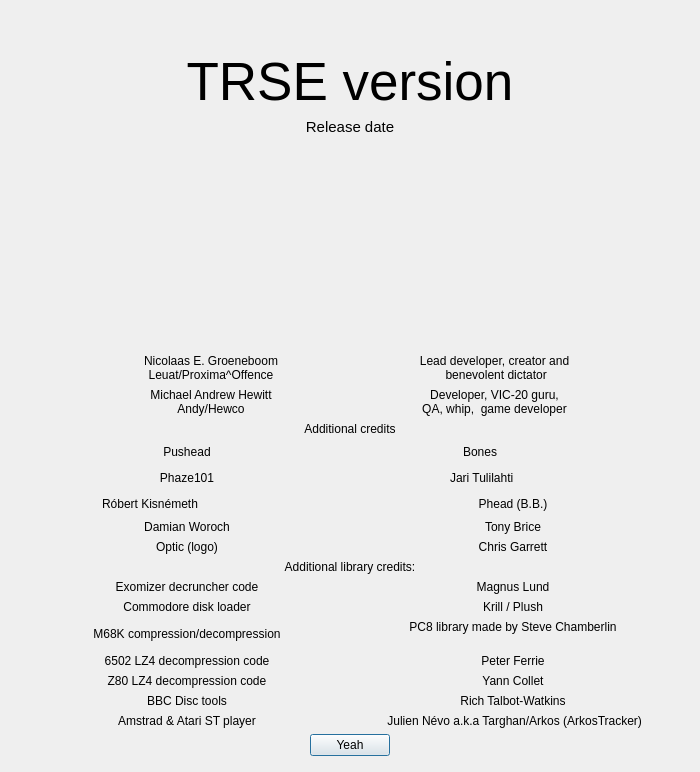
This is source/dialogabout.ui in leuat/TRSE as Qt 5 draws it before an edit. The edited form follows.
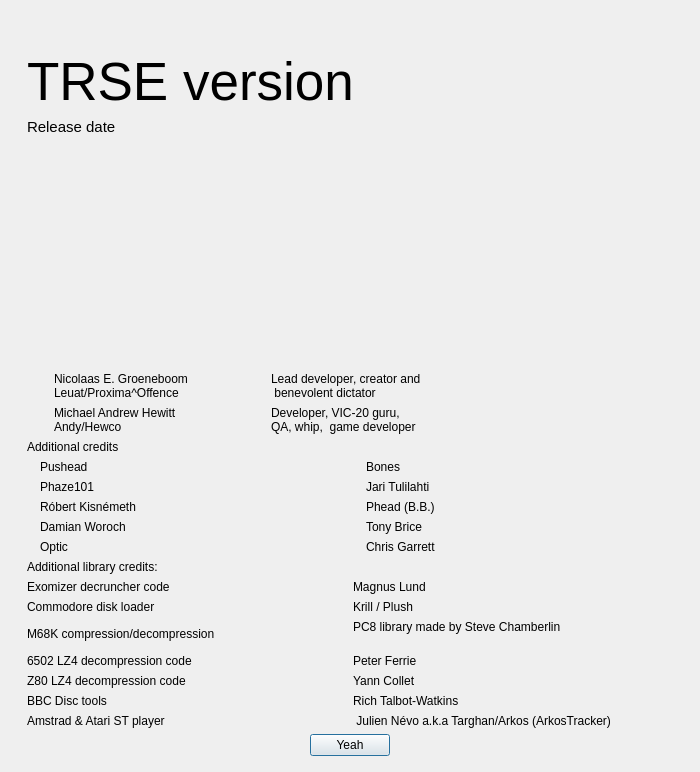
This is the edited form. Icons and pictures are not drawn.

What changed in the file:
```diff
--- a/source/dialogabout.ui
+++ b/source/dialogabout.ui
@@ -76,7 +76,7 @@
         <enum>Qt::AutoText</enum>
        </property>
        <property name="alignment">
-        <set>Qt::AlignCenter</set>
+        <set>Qt::AlignLeading|Qt::AlignLeft|Qt::AlignVCenter</set>
        </property>
       </widget>
      </item>
@@ -91,24 +91,37 @@
         <string>Release date</string>
        </property>
        <property name="alignment">
-        <set>Qt::AlignCenter</set>
+        <set>Qt::AlignLeading|Qt::AlignLeft|Qt::AlignVCenter</set>
        </property>
       </widget>
      </item>
      <item>
-      <layout class="QGridLayout" name="gridLayout" rowstretch="1,0,0" columnstretch="1,1,5,9">
-       <item row="1" column="3">
+      <layout class="QGridLayout" name="gridLayout" rowstretch="1,0,0" columnstretch="1,10,19">
+       <item row="1" column="0">
+        <widget class="QLabel" name="label">
+         <property name="text">
+          <string/>
+         </property>
+         <property name="pixmap">
+          <pixmap resource="../resources.qrc">:/resources/images/portraits/leuat2.png</pixmap>
+         </property>
+         <property name="scaledContents">
+          <bool>false</bool>
+         </property>
+        </widget>
+       </item>
+       <item row="1" column="2">
         <widget class="QLabel" name="label_2">
          <property name="text">
           <string>Lead developer, creator and
  benevolent dictator</string>
          </property>
          <property name="alignment">
-          <set>Qt::AlignCenter</set>
+          <set>Qt::AlignLeading|Qt::AlignLeft|Qt::AlignVCenter</set>
          </property>
         </widget>
        </item>
-       <item row="1" column="2">
+       <item row="1" column="1">
         <layout class="QHBoxLayout" name="horizontalLayout_4">
          <item>
           <widget class="QLabel" name="label_4">
@@ -117,7 +130,7 @@
 Leuat/Proxima^Offence</string>
            </property>
            <property name="alignment">
-            <set>Qt::AlignCenter</set>
+            <set>Qt::AlignLeading|Qt::AlignLeft|Qt::AlignVCenter</set>
            </property>
            <property name="wordWrap">
             <bool>false</bool>
@@ -126,7 +139,7 @@
          </item>
         </layout>
        </item>
-       <item row="2" column="1">
+       <item row="2" column="0">
         <widget class="QLabel" name="label_5">
          <property name="text">
           <string/>
@@ -139,7 +152,7 @@
          </property>
         </widget>
        </item>
-       <item row="2" column="2">
+       <item row="2" column="1">
         <layout class="QHBoxLayout" name="horizontalLayout_5">
          <item>
           <widget class="QLabel" name="label_7">
@@ -148,7 +161,7 @@
 Andy/Hewco</string>
            </property>
            <property name="alignment">
-            <set>Qt::AlignCenter</set>
+            <set>Qt::AlignLeading|Qt::AlignLeft|Qt::AlignVCenter</set>
            </property>
            <property name="wordWrap">
             <bool>false</bool>
@@ -157,43 +170,17 @@
          </item>
         </layout>
        </item>
-       <item row="1" column="1">
-        <widget class="QLabel" name="label">
-         <property name="text">
-          <string/>
-         </property>
-         <property name="pixmap">
-          <pixmap resource="../resources.qrc">:/resources/images/portraits/leuat2.png</pixmap>
-         </property>
-         <property name="scaledContents">
-          <bool>false</bool>
-         </property>
-        </widget>
-       </item>
-       <item row="2" column="3">
+       <item row="2" column="2">
         <widget class="QLabel" name="label_10">
          <property name="text">
           <string>Developer, VIC-20 guru,
 QA, whip,  game developer</string>
          </property>
          <property name="alignment">
-          <set>Qt::AlignCenter</set>
+          <set>Qt::AlignLeading|Qt::AlignLeft|Qt::AlignVCenter</set>
          </property>
         </widget>
        </item>
-       <item row="1" column="0">
-        <spacer name="horizontalSpacer">
-         <property name="orientation">
-          <enum>Qt::Horizontal</enum>
-         </property>
-         <property name="sizeHint" stdset="0">
-          <size>
-           <width>40</width>
-           <height>20</height>
-          </size>
-         </property>
-        </spacer>
-       </item>
       </layout>
      </item>
      <item>
@@ -202,27 +189,14 @@
         <string>Additional credits</string>
        </property>
        <property name="alignment">
-        <set>Qt::AlignCenter</set>
+        <set>Qt::AlignLeading|Qt::AlignLeft|Qt::AlignVCenter</set>
        </property>
       </widget>
      </item>
      <item>
       <layout class="QGridLayout" name="gridLayout_2" columnstretch="1,1">
-       <item row="3" column="0">
-        <layout class="QHBoxLayout" name="horizontalLayout_7" stretch="0,1,100">
-         <item>
-          <spacer name="horizontalSpacer_3">
-           <property name="orientation">
-            <enum>Qt::Horizontal</enum>
-           </property>
-           <property name="sizeHint" stdset="0">
-            <size>
-             <width>62</width>
-             <height>20</height>
-            </size>
-           </property>
-          </spacer>
-         </item>
+       <item row="4" column="0">
+        <layout class="QHBoxLayout" name="horizontalLayout_7" stretch="1,100">
          <item>
           <widget class="QLabel" name="label_8">
            <property name="text">
@@ -248,81 +222,116 @@
          </item>
         </layout>
        </item>
-       <item row="6" column="1">
-        <widget class="QLabel" name="lblDate_8">
-         <property name="text">
-          <string>Tony Brice</string>
-         </property>
-         <property name="alignment">
-          <set>Qt::AlignCenter</set>
-         </property>
-        </widget>
+       <item row="1" column="0">
+        <layout class="QHBoxLayout" name="horizontalLayout_11" stretch="1,100">
+         <item>
+          <widget class="QLabel" name="label_27">
+           <property name="text">
+            <string/>
+           </property>
+           <property name="pixmap">
+            <pixmap resource="../resources.qrc">:/resources/images/portraits/nina_small.png</pixmap>
+           </property>
+           <property name="scaledContents">
+            <bool>false</bool>
+           </property>
+          </widget>
+         </item>
+         <item>
+          <widget class="QLabel" name="lblDate_16">
+           <property name="text">
+            <string>Pushead</string>
+           </property>
+           <property name="alignment">
+            <set>Qt::AlignLeading|Qt::AlignLeft|Qt::AlignVCenter</set>
+           </property>
+          </widget>
+         </item>
+        </layout>
        </item>
-       <item row="6" column="0">
-        <widget class="QLabel" name="lblDate_4">
-         <property name="text">
-          <string>Damian Woroch</string>
-         </property>
-         <property name="alignment">
-          <set>Qt::AlignCenter</set>
-         </property>
-        </widget>
+       <item row="1" column="1">
+        <layout class="QHBoxLayout" name="horizontalLayout_8" stretch="1,100">
+         <item>
+          <widget class="QLabel" name="label_9">
+           <property name="text">
+            <string/>
+           </property>
+           <property name="pixmap">
+            <pixmap resource="../resources.qrc">:/resources/images/portraits/robot_small.png</pixmap>
+           </property>
+           <property name="scaledContents">
+            <bool>false</bool>
+           </property>
+          </widget>
+         </item>
+         <item>
+          <widget class="QLabel" name="lblDate_9">
+           <property name="text">
+            <string>Bones</string>
+           </property>
+           <property name="alignment">
+            <set>Qt::AlignLeading|Qt::AlignLeft|Qt::AlignVCenter</set>
+           </property>
+          </widget>
+         </item>
+        </layout>
        </item>
-       <item row="2" column="0">
-        <widget class="QLabel" name="lblDate_5">
-         <property name="text">
-          <string>Phaze101</string>
-         </property>
-         <property name="alignment">
-          <set>Qt::AlignCenter</set>
-         </property>
-        </widget>
+       <item row="3" column="0">
+        <layout class="QHBoxLayout" name="horizontalLayout_12" stretch="1,100">
+         <item>
+          <widget class="QLabel" name="label_28">
+           <property name="text">
+            <string/>
+           </property>
+           <property name="pixmap">
+            <pixmap resource="../resources.qrc">:/resources/images/portraits/nina_small.png</pixmap>
+           </property>
+           <property name="scaledContents">
+            <bool>false</bool>
+           </property>
+          </widget>
+         </item>
+         <item>
+          <widget class="QLabel" name="lblDate_17">
+           <property name="text">
+            <string>Phaze101</string>
+           </property>
+           <property name="alignment">
+            <set>Qt::AlignLeading|Qt::AlignLeft|Qt::AlignVCenter</set>
+           </property>
+          </widget>
+         </item>
+        </layout>
        </item>
        <item row="7" column="0">
-        <widget class="QLabel" name="lblDate_11">
-         <property name="text">
-          <string>Optic (logo)</string>
-         </property>
-         <property name="alignment">
-          <set>Qt::AlignCenter</set>
-         </property>
-        </widget>
-       </item>
-       <item row="7" column="1">
-        <widget class="QLabel" name="lblDate_12">
-         <property name="text">
-          <string>Chris Garrett</string>
-         </property>
-         <property name="alignment">
-          <set>Qt::AlignCenter</set>
-         </property>
-        </widget>
-       </item>
-       <item row="0" column="0">
-        <widget class="QLabel" name="lblDate_3">
-         <property name="text">
-          <string>Pushead</string>
-         </property>
-         <property name="alignment">
-          <set>Qt::AlignCenter</set>
-         </property>
-        </widget>
-       </item>
-       <item row="2" column="1">
-        <layout class="QHBoxLayout" name="horizontalLayout_6" stretch="0,1,100">
+        <layout class="QHBoxLayout" name="horizontalLayout_16" stretch="1,100">
          <item>
-          <spacer name="horizontalSpacer_2">
-           <property name="orientation">
-            <enum>Qt::Horizontal</enum>
+          <widget class="QLabel" name="label_32">
+           <property name="text">
+            <string/>
            </property>
-           <property name="sizeHint" stdset="0">
-            <size>
-             <width>84</width>
-             <height>20</height>
-            </size>
+           <property name="pixmap">
+            <pixmap resource="../resources.qrc">:/resources/images/portraits/nina_small.png</pixmap>
            </property>
-          </spacer>
+           <property name="scaledContents">
+            <bool>false</bool>
+           </property>
+          </widget>
          </item>
+         <item>
+          <widget class="QLabel" name="lblDate_21">
+           <property name="text">
+            <string>Damian Woroch</string>
+           </property>
+           <property name="alignment">
+            <set>Qt::AlignLeading|Qt::AlignLeft|Qt::AlignVCenter</set>
+           </property>
+          </widget>
+         </item>
+        </layout>
+       </item>
+       <item row="3" column="1">
+        <layout class="QHBoxLayout" name="horizontalLayout_6" stretch="1,100">
          <item>
           <widget class="QLabel" name="label_6">
            <property name="text">
@@ -348,34 +357,65 @@
          </item>
         </layout>
        </item>
-       <item row="3" column="1">
-        <widget class="QLabel" name="lblDate_10">
-         <property name="text">
-          <string>Phead (B.B.)</string>
-         </property>
-         <property name="alignment">
-          <set>Qt::AlignCenter</set>
-         </property>
-        </widget>
+       <item row="4" column="1">
+        <layout class="QHBoxLayout" name="horizontalLayout_17" stretch="1,100">
+         <item>
+          <widget class="QLabel" name="label_33">
+           <property name="text">
+            <string/>
+           </property>
+           <property name="pixmap">
+            <pixmap resource="../resources.qrc">:/resources/images/portraits/nina_small.png</pixmap>
+           </property>
+           <property name="scaledContents">
+            <bool>false</bool>
+           </property>
+          </widget>
+         </item>
+         <item>
+          <widget class="QLabel" name="lblDate_22">
+           <property name="text">
+            <string>Phead (B.B.)</string>
+           </property>
+           <property name="alignment">
+            <set>Qt::AlignLeading|Qt::AlignLeft|Qt::AlignVCenter</set>
+           </property>
+          </widget>
+         </item>
+        </layout>
        </item>
-       <item row="0" column="1">
-        <layout class="QHBoxLayout" name="horizontalLayout_8" stretch="0,1,100">
+       <item row="7" column="1">
+        <layout class="QHBoxLayout" name="horizontalLayout_18" stretch="1,100">
          <item>
-          <spacer name="horizontalSpacer_4">
-           <property name="orientation">
-            <enum>Qt::Horizontal</enum>
+          <widget class="QLabel" name="label_34">
+           <property name="text">
+            <string/>
            </property>
-           <property name="sizeHint" stdset="0">
-            <size>
-             <width>97</width>
-             <height>20</height>
-            </size>
+           <property name="pixmap">
+            <pixmap resource="../resources.qrc">:/resources/images/portraits/nina_small.png</pixmap>
            </property>
-          </spacer>
+           <property name="scaledContents">
+            <bool>false</bool>
+           </property>
+          </widget>
          </item>
          <item>
-          <widget class="QLabel" name="label_9">
+          <widget class="QLabel" name="lblDate_23">
            <property name="text">
+            <string>Tony Brice</string>
+           </property>
+           <property name="alignment">
+            <set>Qt::AlignLeading|Qt::AlignLeft|Qt::AlignVCenter</set>
+           </property>
+          </widget>
+         </item>
+        </layout>
+       </item>
+       <item row="8" column="0">
+        <layout class="QHBoxLayout" name="horizontalLayout_19" stretch="1,100">
+         <item>
+          <widget class="QLabel" name="label_35">
+           <property name="text">
             <string/>
            </property>
            <property name="pixmap">
@@ -387,9 +427,36 @@
           </widget>
          </item>
          <item>
-          <widget class="QLabel" name="lblDate_9">
+          <widget class="QLabel" name="lblDate_24">
            <property name="text">
-            <string>Bones</string>
+            <string>Optic</string>
+           </property>
+           <property name="alignment">
+            <set>Qt::AlignLeading|Qt::AlignLeft|Qt::AlignVCenter</set>
+           </property>
+          </widget>
+         </item>
+        </layout>
+       </item>
+       <item row="8" column="1">
+        <layout class="QHBoxLayout" name="horizontalLayout_9" stretch="1,100">
+         <item>
+          <widget class="QLabel" name="label_11">
+           <property name="text">
+            <string/>
+           </property>
+           <property name="pixmap">
+            <pixmap resource="../resources.qrc">:/resources/images/portraits/nina_small.png</pixmap>
+           </property>
+           <property name="scaledContents">
+            <bool>false</bool>
+           </property>
+          </widget>
+         </item>
+         <item>
+          <widget class="QLabel" name="lblDate_14">
+           <property name="text">
+            <string>Chris Garrett</string>
            </property>
            <property name="alignment">
             <set>Qt::AlignLeading|Qt::AlignLeft|Qt::AlignVCenter</set>
@@ -406,7 +473,7 @@
         <string>Additional library credits:</string>
        </property>
        <property name="alignment">
-        <set>Qt::AlignCenter</set>
+        <set>Qt::AlignLeading|Qt::AlignLeft|Qt::AlignVCenter</set>
        </property>
       </widget>
      </item>
@@ -418,7 +485,7 @@
           <string>Z80 LZ4 decompression code</string>
          </property>
          <property name="alignment">
-          <set>Qt::AlignCenter</set>
+          <set>Qt::AlignLeading|Qt::AlignLeft|Qt::AlignVCenter</set>
          </property>
         </widget>
        </item>
@@ -428,7 +495,7 @@
           <string>Peter Ferrie</string>
          </property>
          <property name="alignment">
-          <set>Qt::AlignCenter</set>
+          <set>Qt::AlignLeading|Qt::AlignLeft|Qt::AlignVCenter</set>
          </property>
         </widget>
        </item>
@@ -438,7 +505,7 @@
           <string>Commodore disk loader</string>
          </property>
          <property name="alignment">
-          <set>Qt::AlignCenter</set>
+          <set>Qt::AlignLeading|Qt::AlignLeft|Qt::AlignVCenter</set>
          </property>
         </widget>
        </item>
@@ -448,7 +515,7 @@
           <string>Amstrad &amp; Atari ST player</string>
          </property>
          <property name="alignment">
-          <set>Qt::AlignCenter</set>
+          <set>Qt::AlignLeading|Qt::AlignLeft|Qt::AlignVCenter</set>
          </property>
         </widget>
        </item>
@@ -459,7 +526,7 @@
 </string>
          </property>
          <property name="alignment">
-          <set>Qt::AlignCenter</set>
+          <set>Qt::AlignLeading|Qt::AlignLeft|Qt::AlignVCenter</set>
          </property>
         </widget>
        </item>
@@ -469,7 +536,7 @@
           <string>BBC Disc tools</string>
          </property>
          <property name="alignment">
-          <set>Qt::AlignCenter</set>
+          <set>Qt::AlignLeading|Qt::AlignLeft|Qt::AlignVCenter</set>
          </property>
         </widget>
        </item>
@@ -479,7 +546,7 @@
           <string>Krill / Plush</string>
          </property>
          <property name="alignment">
-          <set>Qt::AlignCenter</set>
+          <set>Qt::AlignLeading|Qt::AlignLeft|Qt::AlignVCenter</set>
          </property>
         </widget>
        </item>
@@ -489,7 +556,7 @@
           <string>6502 LZ4 decompression code</string>
          </property>
          <property name="alignment">
-          <set>Qt::AlignCenter</set>
+          <set>Qt::AlignLeading|Qt::AlignLeft|Qt::AlignVCenter</set>
          </property>
         </widget>
        </item>
@@ -499,7 +566,7 @@
           <string>M68K compression/decompression</string>
          </property>
          <property name="alignment">
-          <set>Qt::AlignCenter</set>
+          <set>Qt::AlignLeading|Qt::AlignLeft|Qt::AlignVCenter</set>
          </property>
         </widget>
        </item>
@@ -509,7 +576,7 @@
           <string>Exomizer decruncher code</string>
          </property>
          <property name="alignment">
-          <set>Qt::AlignCenter</set>
+          <set>Qt::AlignLeading|Qt::AlignLeft|Qt::AlignVCenter</set>
          </property>
         </widget>
        </item>
@@ -519,7 +586,7 @@
           <string> Julien Névo a.k.a Targhan/Arkos (ArkosTracker)</string>
          </property>
          <property name="alignment">
-          <set>Qt::AlignCenter</set>
+          <set>Qt::AlignLeading|Qt::AlignLeft|Qt::AlignVCenter</set>
          </property>
         </widget>
        </item>
@@ -529,7 +596,7 @@
           <string>Yann Collet</string>
          </property>
          <property name="alignment">
-          <set>Qt::AlignCenter</set>
+          <set>Qt::AlignLeading|Qt::AlignLeft|Qt::AlignVCenter</set>
          </property>
         </widget>
        </item>
@@ -539,7 +606,7 @@
           <string>Magnus Lund</string>
          </property>
          <property name="alignment">
-          <set>Qt::AlignCenter</set>
+          <set>Qt::AlignLeading|Qt::AlignLeft|Qt::AlignVCenter</set>
          </property>
         </widget>
        </item>
@@ -549,7 +616,7 @@
           <string>Rich Talbot-Watkins</string>
          </property>
          <property name="alignment">
-          <set>Qt::AlignCenter</set>
+          <set>Qt::AlignLeading|Qt::AlignLeft|Qt::AlignVCenter</set>
          </property>
         </widget>
        </item>
```
Left out of the diff: 4 changed lines with no effect on the pictures.
